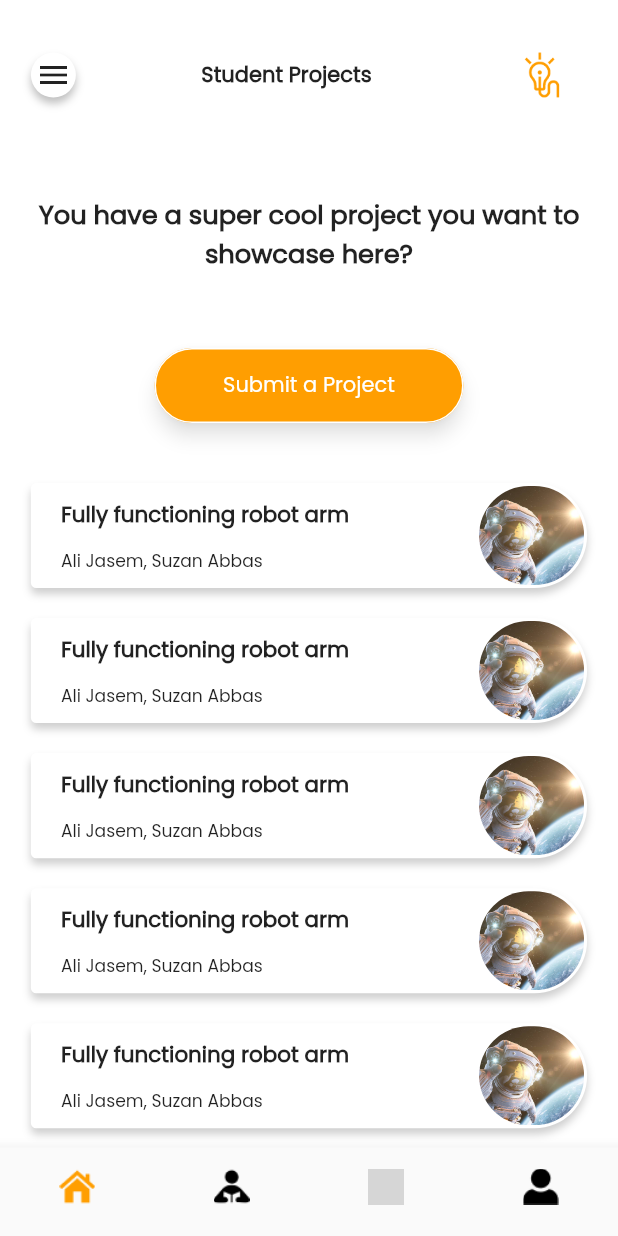
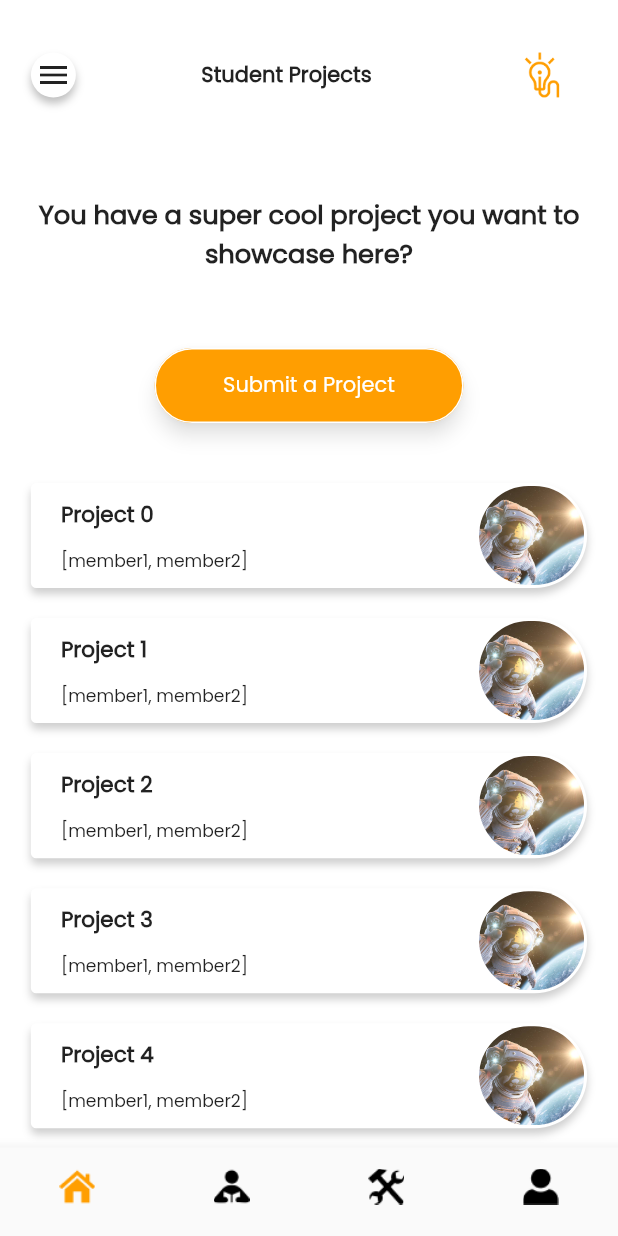
Before and after one commit to axelabbas/isc_app, a Flutter app: the screen it shows after launch, swiped to page 2, on a phone screen of 412 x 824 dp. Run offline on Flutter 3.47's test engine with Material 2 defaults, Android fonts, the phone set to English and light mode, and no system bars; our stand-ins replace fan_carousel_image_slider, infinite_carousel; grey boxes are pictures that could not be loaded.

Commit message:
added provider for student projects created carousel images for project details

```diff
--- /dev/null
+++ b/lib/controllers/projectsProvider.dart
@@ -0,0 +1,42 @@
+import 'package:flutter/material.dart';
+import 'package:iscapp/models/studentProject.dart';
+
+class ProjectsProvider extends ChangeNotifier {
+  List<StudentProject> _projects = [];
+  List<StudentProject> _favoriteProjects = [];
+
+  List<StudentProject> get projects => _projects;
+
+  set projects(List<StudentProject> value) {
+    _projects = value;
+    notifyListeners();
+  }
+
+  addProject(StudentProject project) {
+    _projects.add(project);
+    notifyListeners();
+  }
+
+  removeProject(StudentProject project) {
+    _projects.remove(project);
+    notifyListeners();
+  }
+
+  //test function.
+  generateList() {
+    for (int i = 0; i < 10; i++) {
+      _projects.add(StudentProject(
+          title: "Project $i",
+          bio: "This is the bio of projectt $i",
+          images: [
+            "assets/images/TESTIMAGE.png",
+            "assets/images/TESTIMAGE.png",
+            "assets/images/TESTIMAGE.png",
+          ],
+          teamMembers: ["member1", "member2"],
+          isAssisted: false,
+          dateCompleted: DateTime.now(),
+          platform: "Android"));
+    }
+  }
+}
--- /dev/null
+++ b/lib/models/studentProject.dart
@@ -0,0 +1,18 @@
+class StudentProject {
+  late String title;
+  late String bio;
+  late List<String> images;
+  late List<String> teamMembers;
+  late bool isAssisted;
+  late DateTime dateCompleted;
+  late String platform;
+
+  StudentProject(
+      {required this.title,
+      required this.bio,
+      required this.images,
+      required this.teamMembers,
+      required this.isAssisted,
+      required this.dateCompleted,
+      required this.platform});
+}
--- a/lib/views/screens/bottomNavBar.dart
+++ b/lib/views/screens/bottomNavBar.dart
@@ -1,9 +1,11 @@
 import 'package:flutter/material.dart';
+import 'package:iscapp/controllers/projectsProvider.dart';
 import 'package:iscapp/models/colorsClass.dart';
-import 'package:iscapp/views/screens/coursesScreen.dart';
-import 'package:iscapp/views/screens/homeScreen.dart';
-import 'package:iscapp/views/screens/profileScreen.dart';
-import 'package:iscapp/views/screens/studentProjectsScreen.dart';
+import 'package:iscapp/views/screens/coursesScreens/coursesScreen.dart';
+import 'package:iscapp/views/screens/homeScreens/homeScreen.dart';
+import 'package:iscapp/views/screens/profileScreens/profileScreen.dart';
+import 'package:iscapp/views/screens/projectScreens/studentProjectsScreen.dart';
+import 'package:provider/provider.dart';
 
 class bottomNav extends StatefulWidget {
   const bottomNav({super.key});
@@ -16,7 +18,9 @@ class _bottomNavState extends State<bottomNav> {
   int _pageIndex = 0;
   List<Widget> _pages = [
     homeScreen(),
-    studentProjectsScreen(),
+    ChangeNotifierProvider(
+        create: (context) => ProjectsProvider(),
+        child: studentProjectsScreen()),
     coursesScreen(),
     profileScreen(),
   ];
@@ -50,7 +54,7 @@ class _bottomNavState extends State<bottomNav> {
                 label: "HOME"),
             BottomNavigationBarItem(
                 icon: ImageIcon(
-                  AssetImage("assets/images/icons/labicon.png"),
+                  AssetImage("assets/images/icons/labIcon.png"),
                 ),
                 label: "HOME"),
             BottomNavigationBarItem(
--- a/lib/views/screens/homeScreen.dart
+++ b/lib/views/screens/homeScreens/homeScreen.dart
@@ -1,5 +1,5 @@
 import 'package:flutter/material.dart';
-import 'package:iscapp/views/screens/eventScreen.dart/eventDetailsScreen.dart';
+import 'package:iscapp/views/screens/eventScreens/eventDetailsScreen.dart';
 import 'package:iscapp/views/widgets/appBarWidget.dart';
 import 'package:iscapp/views/widgets/homeWidgets/topicGridWidget.dart';
 import 'package:iscapp/views/widgets/homeWidgets/topicWidget.dart';
@@ -66,9 +66,9 @@ class _homeScreenState extends State<homeScreen>
             ),
             topicGridWidget(
               [
-                topicWidget("assets/images/icons/labicon.png", "Projects"),
+                topicWidget("assets/images/icons/labIcon.png", "Projects"),
                 topicWidget("assets/images/icons/Workshhop.png", "Courses"),
-                topicWidget("assets/images/icons/workshopIdea.png", "Lab"),
+                topicWidget("assets/images/icons/workshopidea.png", "Lab"),
                 topicWidget("assets/images/icons/calender.png", "Events"),
               ],
             )
--- a/lib/views/screens/studentProjectsScreen.dart
+++ b/lib/views/screens/projectScreens/studentProjectsScreen.dart
@@ -1,7 +1,10 @@
 import 'package:flutter/material.dart';
+import 'package:iscapp/controllers/projectsProvider.dart';
 import 'package:iscapp/models/colorsClass.dart';
+import 'package:iscapp/models/studentProject.dart';
 import 'package:iscapp/views/widgets/appBarWidget.dart';
 import 'package:iscapp/views/widgets/studentProjectsWidgets/studentProjectWidget.dart';
+import 'package:provider/provider.dart';
 
 class studentProjectsScreen extends StatefulWidget {
   const studentProjectsScreen({super.key});
@@ -27,7 +30,9 @@ class _studentProjectsScreenState extends State<studentProjectsScreen>
   @override
   Widget build(BuildContext context) {
     super.build(context);
-
+    context.read<ProjectsProvider>().generateList();
+    List<StudentProject> projectList =
+        context.watch<ProjectsProvider>().projects;
     return SingleChildScrollView(
       child: Padding(
         padding: EdgeInsets.symmetric(
@@ -74,10 +79,10 @@ class _studentProjectsScreenState extends State<studentProjectsScreen>
             ListView.builder(
               shrinkWrap: true,
               physics: NeverScrollableScrollPhysics(),
-              itemCount: 5, // Replace with your actual item count
+              itemCount:
+                  projectList.length, // Replace with your actual item count
               itemBuilder: (context, index) {
-                return studentProjectWidget(context,
-                    "Fully functioning robot arm", "Ali Jasem, Suzan Abbas");
+                return studentProjectWidget(context, projectList[index]);
               },
             ),
             Text("test")
--- a/lib/views/widgets/studentProjectsWidgets/studentProjectWidget.dart
+++ b/lib/views/widgets/studentProjectsWidgets/studentProjectWidget.dart
@@ -1,9 +1,20 @@
 import 'package:flutter/material.dart';
+import 'package:iscapp/models/studentProject.dart';
 
-import 'package:iscapp/views/screens/coursesScreen.dart';
+import 'package:iscapp/views/screens/coursesScreens/coursesScreen.dart';
+import 'package:iscapp/views/screens/projectScreens/projectDetailsScreen.dart';
 
-studentProjectWidget(context, title, students) {
-  return Container(
+studentProjectWidget(context, StudentProject project) {
+  return InkWell(
+    onTap: () {
+      Navigator.push(
+          context,
+          MaterialPageRoute(
+              builder: (context) => projectDetailsScreen(
+                    project: project,
+                  )));
+    },
+    child: Container(
       height: MediaQuery.of(context).size.width * 0.17,
       margin: EdgeInsets.symmetric(vertical: 10),
       decoration: BoxDecoration(
@@ -34,7 +45,7 @@ studentProjectWidget(context, title, students) {
                   mainAxisAlignment: MainAxisAlignment.spaceBetween,
                   crossAxisAlignment: CrossAxisAlignment.start,
                   children: [
-                  Text(title,
+                    Text(project.title,
                         maxLines: 4,
                         overflow: TextOverflow.ellipsis,
                         textAlign: TextAlign.justify,
@@ -42,7 +53,7 @@ studentProjectWidget(context, title, students) {
                             fontSize: AdaptiveTextSize()
                                 .getadaptiveTextSize(context, 25),
                             fontWeight: FontWeight.bold)),
-                  Text(students,
+                    Text(project.teamMembers.toString(),
                         maxLines: 2,
                         overflow: TextOverflow.ellipsis,
                         textAlign: TextAlign.justify,
@@ -69,5 +80,6 @@ studentProjectWidget(context, title, students) {
           ),
         ],
       ),
+    ),
   );
 }
--- a/lib/views/widgets/workshopsWidgets.dart/courseWidget.dart
+++ b/lib/views/widgets/workshopsWidgets.dart/courseWidget.dart
@@ -1,5 +1,5 @@
 import 'package:flutter/material.dart';
-import 'package:iscapp/views/screens/coursesScreen.dart';
+import 'package:iscapp/views/screens/coursesScreens/coursesScreen.dart';
 import 'package:iscapp/views/screens/coursesScreens/CourseDetailsScreen.dart';
 
 courseWidget(context, title, lessonCount, startDay, endDay, time) {
--- a/pubspec.yaml
+++ b/pubspec.yaml
@@ -35,6 +35,8 @@ dependencies:
   # The following adds the Cupertino Icons font to your application.
   # Use with the CupertinoIcons class for iOS style icons.
   cupertino_icons: ^1.0.2
+  provider: ^6.0.5
+  infinite_carousel: ^1.0.3
 
 dev_dependencies:
   flutter_test:
```
Also changed, not shown: lib/views/screens/projectScreens/projectDetailsScreen.dart (added, +102 -0 lines), assets/images/TESTIMAGE.png (added), lib/views/screens/coursesScreens/coursesScreen.dart (renamed from lib/views/screens/coursesScreen.dart), lib/views/screens/eventScreens/eventDetailsScreen.dart (renamed from lib/views/screens/eventScreen.dart/eventDetailsScreen.dart), lib/views/screens/profileScreens/profileScreen.dart (renamed from lib/views/screens/profileScreen.dart), pubspec.lock. Lines whose indentation alone changed are shown as unchanged.
